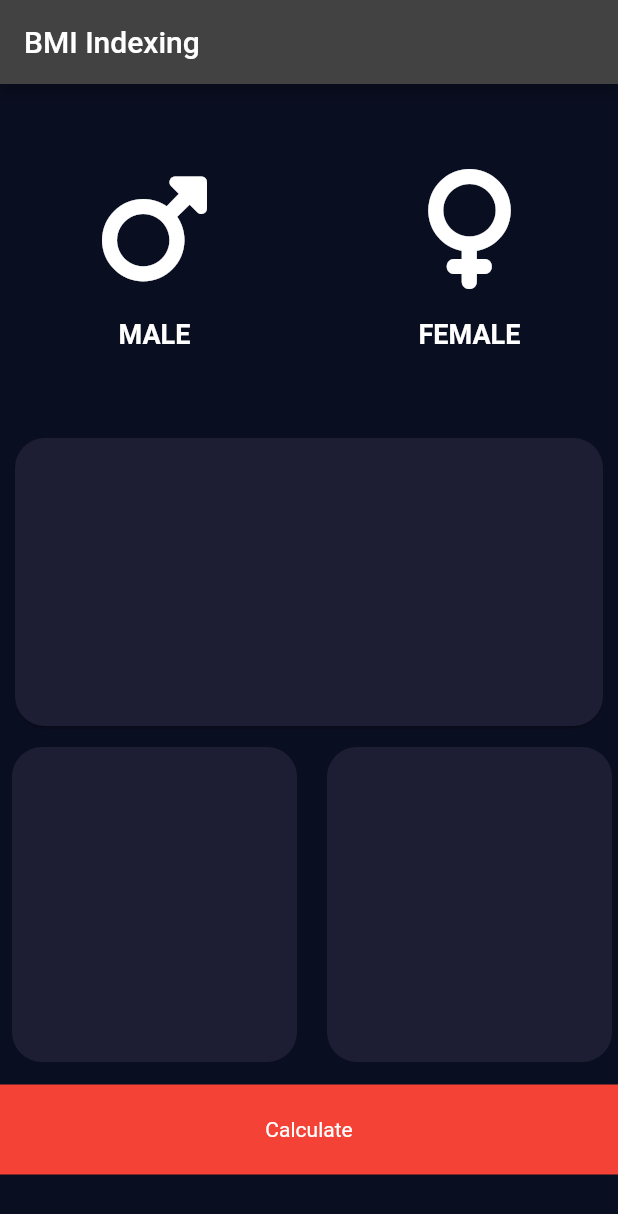
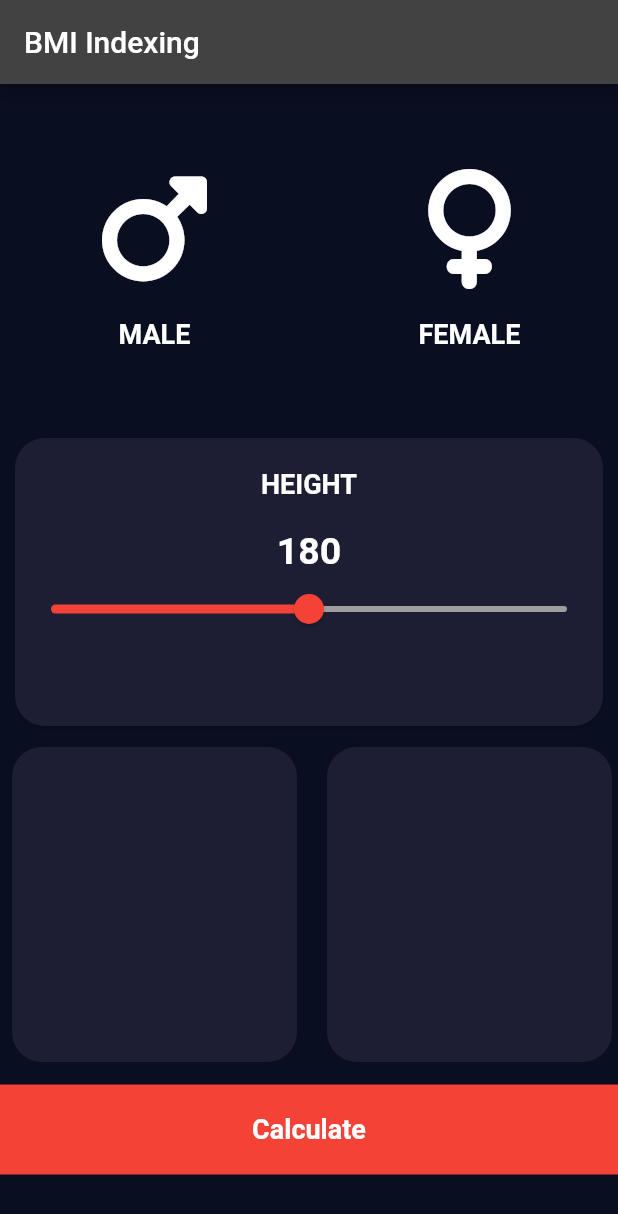
Before and after one commit to altair32/bmi_calc, a Flutter app: the screen it shows after launch, on a phone screen of 412 x 824 dp. Shown: the top 1214 px of the screen. Run offline on Flutter 3.47's test engine with Material 2 defaults, Android fonts, the phone set to English and light mode, and no system bars; our stand-ins replace font_awesome_flutter.

Commit message:
Slider done

```diff
--- a/lib/input_page.dart
+++ b/lib/input_page.dart
@@ -12,6 +12,7 @@ class inputpage extends StatefulWidget {
 class _inputpageState extends State<inputpage> {
   Color malecardcolor=inactivecardcolor;
   Color femalecardcolor=inactivecardcolor;
+  int height=180;
   void updatecolor(int g){
     if (g==1)
       {
@@ -73,8 +74,29 @@ class _inputpageState extends State<inputpage> {
               Container(
                 height: 200,
                 width: 400,
-                color: Color(0xFF0A0E21),
+                 color: Color(0xFF0A0E21),
                 child: Card(
+                  child: Column(
+                    children: [
+                      SizedBox(height: 20,),
+                      Text('HEIGHT', style: TextStyle(color: Colors.white,
+                          fontWeight: FontWeight.bold,
+                          fontSize: 18),),
+                      SizedBox(height:20),
+                      Text(height.toString(), style: TextStyle(
+                        color: Colors.white, fontSize: 25, fontWeight: FontWeight.bold
+                      ) ,),
+                      Slider(value: height.toDouble(),
+                          min: 120,
+                          max: 240,
+                          activeColor: Colors.red,
+                          inactiveColor: Colors.grey, onChanged: (double newvalue){
+                          setState(() {
+                            height=newvalue.round();
+                          });
+                      })
+                    ],
+                  ),
                   shape: RoundedRectangleBorder(
                       borderRadius: BorderRadius.circular(20)
                   ),
@@ -102,7 +124,9 @@ class _inputpageState extends State<inputpage> {
             color: Colors.red,
             margin: EdgeInsets.fromLTRB(0, 15, 0, 0),
             child: Center(
-                      child: Text("Calculate", style: TextStyle(),),
+                      child: Text("Calculate", style: TextStyle(color: Colors.white,
+                        fontWeight: FontWeight.bold,
+                        fontSize: 18,),),
             ),
           )
         ],
```
Also changed, not shown: lib/calc_brain.dart (added, +37 -0 lines), lib/Constraints.dart (added).
